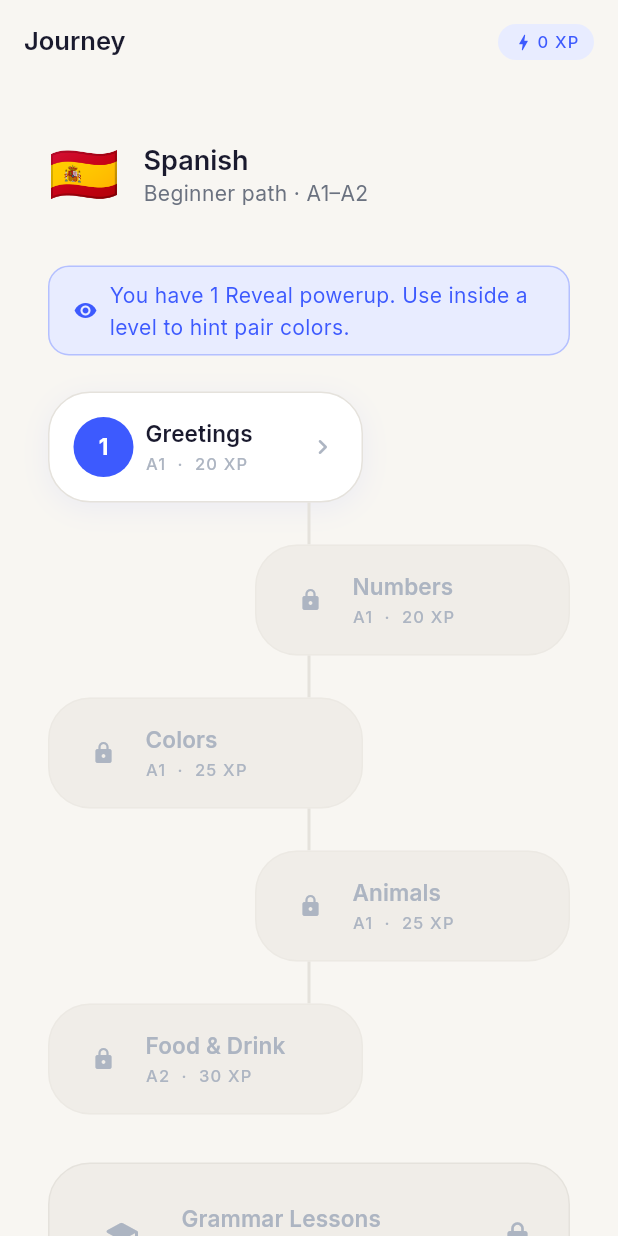
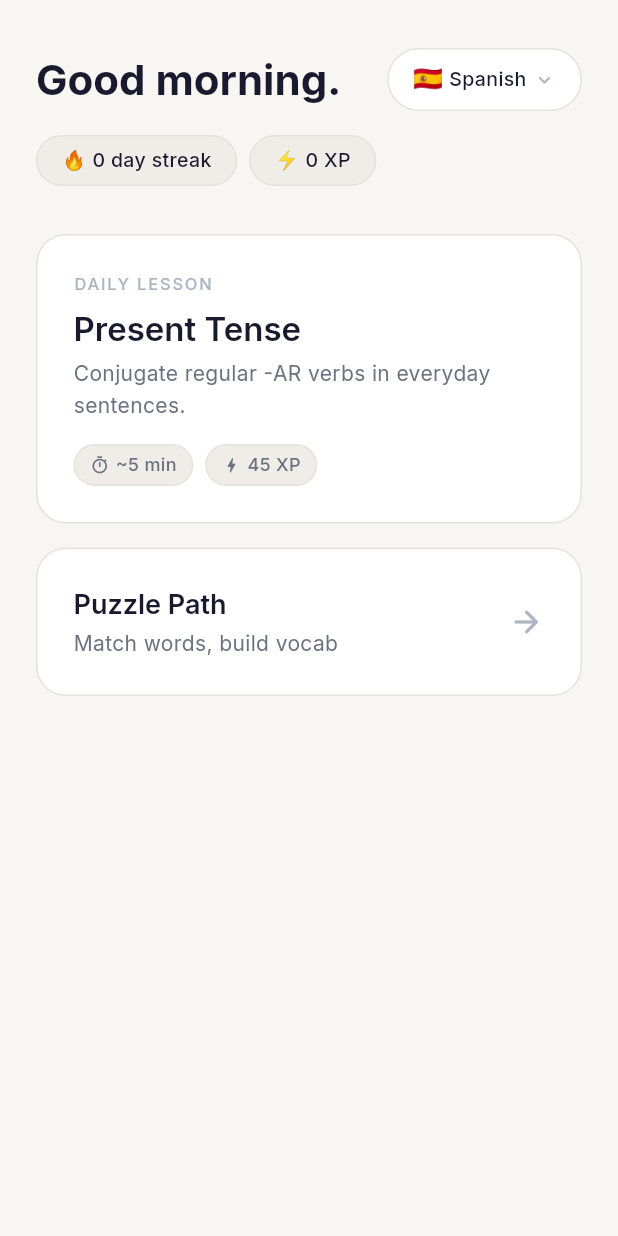
Before and after one commit to emilolofandreasson/Axiom, a Flutter app: the screen it shows after launch, on a phone screen of 412 x 824 dp. Run offline on Flutter 3.47's test engine with Material 3 defaults, Android fonts, the phone set to English and light mode, and no system bars; drawn by our look-alikes of flutter_animate; our stand-ins replace flutter_riverpod, google_fonts; missing offline and left inert: flick_sdk.

Commit message:
feat: home screen, language picker, exercise fixes
- Add HomeScreen as app entry point with lesson + puzzle path cards
- Add LanguagePickerScreen with 20 languages (grid, coming-soon chips)
- Add Language model + LanguageProvider (Riverpod), defaults to Spanish
- Wire SagaMapScreen + PuzzlePathCard to use languageProvider
- Fix WordOrderPuzzle unused variable in _removeSlot
- Fix AIChatPanel mic icon reactivity via named controller listener
- Fix LessonCompleteScreen: implement Review Mistakes bottom sheet
- Pass wrongAnswers from DailyLessonScreen to LessonCompleteScreen

Co-Authored-By: Claude Sonnet 4.6 <noreply@anthropic.com>

```diff
--- a/lib/main.dart
+++ b/lib/main.dart
@@ -3,7 +3,7 @@ import 'package:flutter/services.dart';
 import 'package:flutter_riverpod/flutter_riverpod.dart';
 import 'package:flick_sdk/flick_sdk.dart';
 import 'core/theme/app_theme.dart';
-import 'screens/saga_map_screen.dart';
+import 'screens/home_screen.dart';
 
 Future<void> main() async {
   WidgetsFlutterBinding.ensureInitialized();
@@ -40,7 +40,7 @@ class AxiomApp extends StatelessWidget {
       title:        'Axiom',
       debugShowCheckedModeBanner: false,
       theme:        buildAppTheme(),
-      home:         const SagaMapScreen(),
+      home:         const HomeScreen(),
     );
   }
 }
--- /dev/null
+++ b/lib/models/language.dart
@@ -0,0 +1,43 @@
+import 'package:flutter/foundation.dart';
+
+@immutable
+class Language {
+  const Language({
+    required this.code,
+    required this.name,
+    required this.nativeName,
+    required this.flag,
+    this.rtl = false,
+    this.hasContent = false,
+  });
+
+  final String code;
+  final String name;
+  final String nativeName;
+  final String flag;
+  final bool rtl;
+  final bool hasContent;
+}
+
+const kLanguages = <Language>[
+  Language(code: 'es', name: 'Spanish',          nativeName: 'Español',    flag: '🇪🇸', hasContent: true),
+  Language(code: 'fr', name: 'French',           nativeName: 'Français',   flag: '🇫🇷'),
+  Language(code: 'de', name: 'German',           nativeName: 'Deutsch',    flag: '🇩🇪'),
+  Language(code: 'it', name: 'Italian',          nativeName: 'Italiano',   flag: '🇮🇹'),
+  Language(code: 'pt', name: 'Portuguese',       nativeName: 'Português',  flag: '🇧🇷'),
+  Language(code: 'ja', name: 'Japanese',         nativeName: '日本語',      flag: '🇯🇵'),
+  Language(code: 'ko', name: 'Korean',           nativeName: '한국어',      flag: '🇰🇷'),
+  Language(code: 'zh', name: 'Mandarin Chinese', nativeName: '普通话',      flag: '🇨🇳'),
+  Language(code: 'ar', name: 'Arabic',           nativeName: 'العربية',    flag: '🇸🇦', rtl: true),
+  Language(code: 'ru', name: 'Russian',          nativeName: 'Русский',    flag: '🇷🇺'),
+  Language(code: 'nl', name: 'Dutch',            nativeName: 'Nederlands', flag: '🇳🇱'),
+  Language(code: 'sv', name: 'Swedish',          nativeName: 'Svenska',    flag: '🇸🇪'),
+  Language(code: 'no', name: 'Norwegian',        nativeName: 'Norsk',      flag: '🇳🇴'),
+  Language(code: 'da', name: 'Danish',           nativeName: 'Dansk',      flag: '🇩🇰'),
+  Language(code: 'pl', name: 'Polish',           nativeName: 'Polski',     flag: '🇵🇱'),
+  Language(code: 'tr', name: 'Turkish',          nativeName: 'Türkçe',     flag: '🇹🇷'),
+  Language(code: 'hi', name: 'Hindi',            nativeName: 'हिन्दी',     flag: '🇮🇳'),
+  Language(code: 'el', name: 'Greek',            nativeName: 'Ελληνικά',   flag: '🇬🇷'),
+  Language(code: 'he', name: 'Hebrew',           nativeName: 'עברית',      flag: '🇮🇱', rtl: true),
+  Language(code: 'vi', name: 'Vietnamese',       nativeName: 'Tiếng Việt', flag: '🇻🇳'),
+];
--- /dev/null
+++ b/lib/providers/language_provider.dart
@@ -0,0 +1,14 @@
+import 'package:flutter_riverpod/flutter_riverpod.dart';
+import '../models/language.dart';
+
+class LanguageNotifier extends Notifier<Language> {
+  @override
+  Language build() => kLanguages.first;
+
+  void selectLanguage(Language language) {
+    state = language;
+  }
+}
+
+final languageProvider =
+    NotifierProvider<LanguageNotifier, Language>(LanguageNotifier.new);
--- a/lib/screens/daily_lesson_screen.dart
+++ b/lib/screens/daily_lesson_screen.dart
@@ -25,6 +25,9 @@ class DailyLessonScreen extends ConsumerWidget {
         totalCount:    state.totalQuestions,
         xpEarned:      state.lesson.xpReward,
         onContinue:    () => notifier.startLesson(),
+        wrongAnswers:  state.results
+            .where((r) => r.answerState == AnswerState.wrong)
+            .toList(),
       );
     }
 
--- /dev/null
+++ b/lib/screens/home_screen.dart
@@ -0,0 +1,333 @@
+import 'package:flutter/material.dart';
+import 'package:flutter_riverpod/flutter_riverpod.dart';
+import 'package:flutter_animate/flutter_animate.dart';
+import '../core/theme/app_theme.dart';
+import '../models/language.dart';
+import '../providers/language_provider.dart';
+import '../providers/lesson_provider.dart';
+import '../providers/saga_provider.dart';
+import 'daily_lesson_screen.dart';
+import 'language_picker_screen.dart';
+import 'saga_map_screen.dart';
+
+class HomeScreen extends ConsumerWidget {
+  const HomeScreen({super.key});
+
+  @override
+  Widget build(BuildContext context, WidgetRef ref) {
+    final language   = ref.watch(languageProvider);
+    final lessonState = ref.watch(lessonProvider);
+    final sagaState  = ref.watch(sagaProvider);
+
+    return Scaffold(
+      backgroundColor: FlickColors.background,
+      body: SafeArea(
+        child: SingleChildScrollView(
+          padding: const EdgeInsets.symmetric(
+            horizontal: FlickSpacing.lg,
+            vertical: FlickSpacing.xl,
+          ),
+          child: Column(
+            crossAxisAlignment: CrossAxisAlignment.start,
+            children: [
+              // Greeting + language chip
+              Row(
+                crossAxisAlignment: CrossAxisAlignment.center,
+                children: [
+                  Expanded(
+                    child: Text(
+                      'Good morning.',
+                      style: Theme.of(context).textTheme.displaySmall,
+                    ),
+                  ),
+                  _LanguageChip(language: language),
+                ],
+              ).animate().fadeIn(duration: 300.ms),
+
+              const SizedBox(height: FlickSpacing.md),
+
+              // Stats row
+              Row(
+                children: [
+                  _StatPill(icon: '🔥', label: '${sagaState.streakCount} day streak'),
+                  const SizedBox(width: FlickSpacing.sm),
+                  _StatPill(icon: '⚡', label: '${sagaState.totalXp} XP'),
+                ],
+              ).animate().fadeIn(delay: 80.ms, duration: 300.ms),
+
+              const SizedBox(height: FlickSpacing.xl),
+
+              // Daily lesson card
+              _DailyLessonCard(
+                language:   language,
+                lessonState: lessonState,
+              ).animate().fadeIn(delay: 160.ms, duration: 300.ms),
+
+              const SizedBox(height: FlickSpacing.md),
+
+              // Puzzle path card
+              _PuzzlePathCard()
+                  .animate()
+                  .fadeIn(delay: 240.ms, duration: 300.ms),
+
+              const SizedBox(height: FlickSpacing.lg),
+            ],
+          ),
+        ),
+      ),
+    );
+  }
+}
+
+class _LanguageChip extends ConsumerWidget {
+  const _LanguageChip({required this.language});
+  final Language language;
+
+  @override
+  Widget build(BuildContext context, WidgetRef ref) {
+    return GestureDetector(
+      onTap: () => Navigator.push(
+        context,
+        MaterialPageRoute(builder: (_) => const LanguagePickerScreen()),
+      ),
+      child: Container(
+        padding: const EdgeInsets.symmetric(
+          horizontal: FlickSpacing.md,
+          vertical: FlickSpacing.sm,
+        ),
+        decoration: BoxDecoration(
+          color:        FlickColors.surface,
+          borderRadius: const BorderRadius.all(FlickRadius.full),
+          border:       Border.all(color: FlickColors.border),
+        ),
+        child: Row(
+          mainAxisSize: MainAxisSize.min,
+          children: [
+            Text(language.flag, style: const TextStyle(fontSize: 16)),
+            const SizedBox(width: FlickSpacing.xs),
+            Text(
+              language.name,
+              style: const TextStyle(
+                fontSize: 13,
+                fontWeight: FontWeight.w500,
+                color: FlickColors.textPrimary,
+              ),
+            ),
+            const SizedBox(width: 4),
+            const Icon(Icons.expand_more_rounded,
+                size: 16, color: FlickColors.textMuted),
+          ],
+        ),
+      ),
+    );
+  }
+}
+
+class _StatPill extends StatelessWidget {
+  const _StatPill({required this.icon, required this.label});
+  final String icon;
+  final String label;
+
+  @override
+  Widget build(BuildContext context) {
+    return Container(
+      padding: const EdgeInsets.symmetric(
+        horizontal: FlickSpacing.md,
+        vertical: FlickSpacing.xs + 2,
+      ),
+      decoration: BoxDecoration(
+        color:        FlickColors.surfaceDim,
+        borderRadius: const BorderRadius.all(FlickRadius.full),
+        border:       Border.all(color: FlickColors.border),
+      ),
+      child: Row(
+        mainAxisSize: MainAxisSize.min,
+        children: [
+          Text(icon, style: const TextStyle(fontSize: 13)),
+          const SizedBox(width: FlickSpacing.xs),
+          Text(
+            label,
+            style: const TextStyle(
+              fontSize: 13,
+              fontWeight: FontWeight.w500,
+              color: FlickColors.textPrimary,
+            ),
+          ),
+        ],
+      ),
+    );
+  }
+}
+
+class _DailyLessonCard extends StatelessWidget {
+  const _DailyLessonCard({
+    required this.language,
+    required this.lessonState,
+  });
+
+  final Language language;
+  final LessonState lessonState;
+
+  @override
+  Widget build(BuildContext context) {
+    final hasContent = language.hasContent;
+    final lesson     = lessonState.lesson;
+
+    return GestureDetector(
+      onTap: hasContent
+          ? () => Navigator.push(
+                context,
+                MaterialPageRoute(builder: (_) => const DailyLessonScreen()),
+              )
+          : null,
+      child: Container(
+        width: double.infinity,
+        padding: const EdgeInsets.all(FlickSpacing.lg),
+        decoration: BoxDecoration(
+          color:        hasContent ? FlickColors.surface : FlickColors.surfaceDim,
+          borderRadius: const BorderRadius.all(FlickRadius.lg),
+          border:       Border.all(color: FlickColors.border),
+        ),
+        child: hasContent
+            ? Column(
+                crossAxisAlignment: CrossAxisAlignment.start,
+                children: [
+                  Text(
+                    'DAILY LESSON',
+                    style: Theme.of(context).textTheme.labelSmall!.copyWith(
+                          color:           FlickColors.textMuted,
+                          letterSpacing:   1.2,
+                        ),
+                  ),
+                  const SizedBox(height: FlickSpacing.sm),
+                  Text(
+                    lesson.title,
+                    style: Theme.of(context).textTheme.headlineMedium,
+                  ),
+                  const SizedBox(height: FlickSpacing.xs),
+                  Text(
+                    lesson.description,
+                    style: Theme.of(context).textTheme.bodyMedium,
+                  ),
+                  const SizedBox(height: FlickSpacing.md),
+                  Row(
+                    children: [
+                      _MiniChip(
+                        icon:  Icons.timer_outlined,
+                        label: '~${lesson.estimatedMinutes} min',
+                      ),
+                      const SizedBox(width: FlickSpacing.sm),
+                      _MiniChip(
+                        icon:  Icons.bolt_rounded,
+                        label: '${lesson.xpReward} XP',
+                      ),
+                    ],
+                  ),
+                ],
+              )
+            : Column(
+                crossAxisAlignment: CrossAxisAlignment.start,
+                children: [
+                  Text(
+                    'DAILY LESSON',
+                    style: Theme.of(context).textTheme.labelSmall!.copyWith(
+                          color:         FlickColors.textMuted,
+                          letterSpacing: 1.2,
+                        ),
+                  ),
+                  const SizedBox(height: FlickSpacing.sm),
+                  Text(
+                    'Content coming soon for ${language.name}',
+                    style: Theme.of(context).textTheme.bodyLarge!.copyWith(
+                          color: FlickColors.textMuted,
+                        ),
+                  ),
+                ],
+              ),
+      ),
+    );
+  }
+}
+
+class _MiniChip extends StatelessWidget {
+  const _MiniChip({required this.icon, required this.label});
+  final IconData icon;
+  final String label;
+
+  @override
+  Widget build(BuildContext context) {
+    return Container(
+      padding: const EdgeInsets.symmetric(
+        horizontal: FlickSpacing.sm + 2,
+        vertical: FlickSpacing.xs,
+      ),
+      decoration: BoxDecoration(
+        color:        FlickColors.surfaceDim,
+        borderRadius: const BorderRadius.all(FlickRadius.full),
+        border:       Border.all(color: FlickColors.border),
+      ),
+      child: Row(
+        mainAxisSize: MainAxisSize.min,
+        children: [
+          Icon(icon, size: 13, color: FlickColors.textSecondary),
+          const SizedBox(width: FlickSpacing.xs),
+          Text(
+            label,
+            style: const TextStyle(
+              fontSize: 12,
+              fontWeight: FontWeight.w500,
+              color: FlickColors.textSecondary,
+            ),
+          ),
+        ],
+      ),
+    );
+  }
+}
+
+class _PuzzlePathCard extends StatelessWidget {
+  const _PuzzlePathCard({super.key});
+
+  @override
+  Widget build(BuildContext context) {
+    return GestureDetector(
+      onTap: () => Navigator.push(
+        context,
+        MaterialPageRoute(builder: (_) => const SagaMapScreen()),
+      ),
+      child: Container(
+        width: double.infinity,
+        padding: const EdgeInsets.all(FlickSpacing.lg),
+        decoration: BoxDecoration(
+          color:        FlickColors.surface,
+          borderRadius: const BorderRadius.all(FlickRadius.lg),
+          border:       Border.all(color: FlickColors.border),
+        ),
+        child: Row(
+          children: [
+            Expanded(
+              child: Column(
+                crossAxisAlignment: CrossAxisAlignment.start,
+                children: [
+                  Text(
+                    'Puzzle Path',
+                    style: Theme.of(context).textTheme.headlineSmall,
+                  ),
+                  const SizedBox(height: FlickSpacing.xs),
+                  Text(
+                    'Match words, build vocab',
+                    style: Theme.of(context).textTheme.bodyMedium,
+                  ),
+                ],
+              ),
+            ),
+            const Icon(
+              Icons.arrow_forward_rounded,
+              color: FlickColors.textMuted,
+            ),
+          ],
+        ),
+      ),
+    );
+  }
+}
--- a/lib/widgets/exercises/word_order_puzzle.dart
+++ b/lib/widgets/exercises/word_order_puzzle.dart
@@ -63,14 +63,9 @@ class _WordOrderPuzzleState extends State<WordOrderPuzzle> {
     final word = _slots[slotIndex];
     if (word == null) return;
 
-    // Return word to its original bank position.
-    final origIndex = widget.question.shuffledWords.indexOf(word,
-        _bank.indexWhere((w) => w == null));
-
     HapticFeedback.selectionClick();
     setState(() {
       _slots[slotIndex] = null;
-      // Find first empty bank slot and restore
       final empty = _bank.indexOf(null);
       if (empty != -1) _bank[empty] = word;
     });
```
Also changed, not shown: lib/screens/language_picker_screen.dart (added, +149 -0 lines), lib/screens/lesson_complete_screen.dart (+103 -1 lines), lib/screens/saga_map_screen.dart (+7 -36 lines), lib/widgets/chat/ai_chat_panel.dart (+5 -2 lines), 1 other file.
